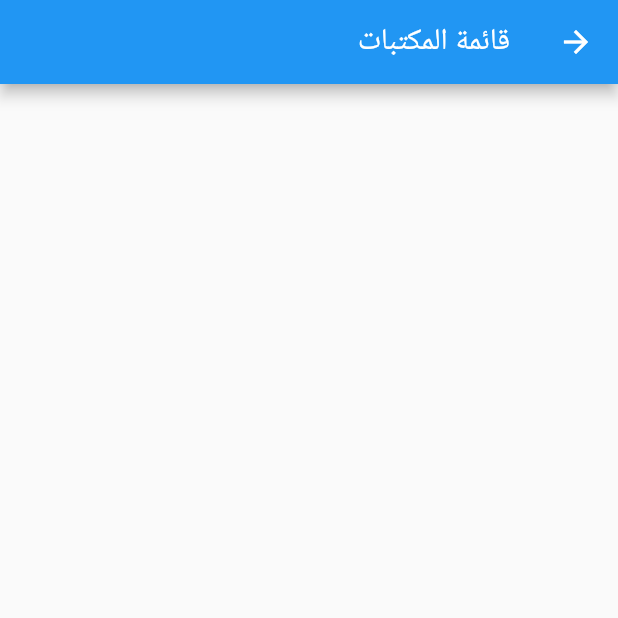
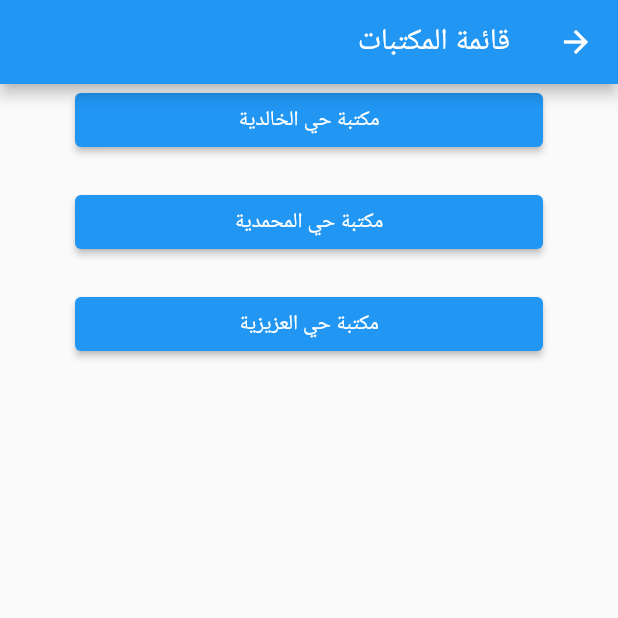
Before and after one commit to lahcenegue/libraryapp, a Flutter app: the MainScreen screen opened directly, on a phone screen of 412 x 824 dp, the top half of it. Run offline on Flutter 3.47's test engine with Material 2 defaults, Android fonts, the phone set to English and light mode, and no system bars.

Commit message:
library list

```diff
--- /dev/null
+++ b/lib/data/librory_list.dart
@@ -0,0 +1,7 @@
+class LibraryList {
+  List<Map> libraryList = [
+    {'name': 'مكتبة حي الخالدية'},
+    {'name': 'مكتبة حي المحمدية'},
+    {'name': 'مكتبة حي العزيزية'},
+  ];
+}
--- a/lib/screens/main_screen.dart
+++ b/lib/screens/main_screen.dart
@@ -1,10 +1,14 @@
 import 'package:flutter/material.dart';
+import 'package:libraryapp/data/librory_list.dart';
 
 class MainScreen extends StatelessWidget {
   const MainScreen({super.key});
 
   @override
   Widget build(BuildContext context) {
+    LibraryList libraryList = LibraryList();
+    final double screenHeight = MediaQuery.of(context).size.height;
+    final double screenWidth = MediaQuery.of(context).size.width;
     return Directionality(
       textDirection: TextDirection.rtl,
       child: SafeArea(
@@ -12,8 +16,23 @@ class MainScreen extends StatelessWidget {
         appBar: AppBar(
           title: const Text('قائمة المكتبات'),
         ),
-        body: ListView(
-          children: [],
+        body: ListView.separated(
+          itemCount: libraryList.libraryList.length,
+          separatorBuilder: (context, index) {
+            return const SizedBox(height: 20);
+          },
+          itemBuilder: (context, index) {
+            return Padding(
+              padding: const EdgeInsets.only(left: 50, right: 50),
+              child: ElevatedButton(
+                style: ElevatedButton.styleFrom(),
+                onPressed: () {},
+                child: Text(
+                  libraryList.libraryList[index]['name'],
+                ),
+              ),
+            );
+          },
         ),
       )),
     );
```
